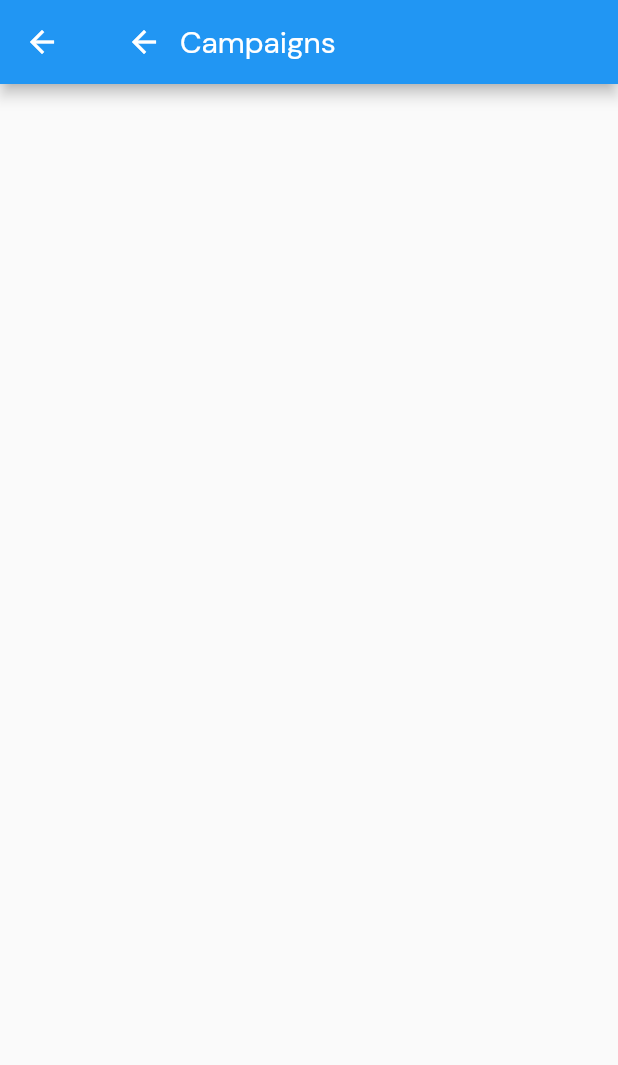
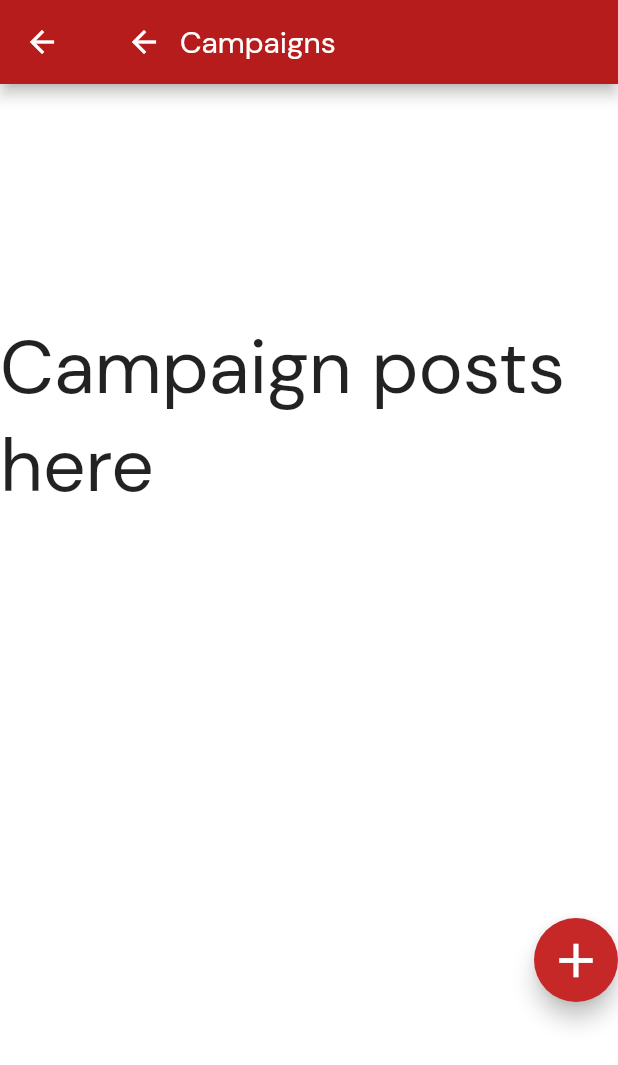
Before and after one commit to TharinduBasnayaka/nobel_red_flutter_app, a Flutter app: the Campaigns screen opened by its route, on a phone screen of 412 x 824 dp. Shown: the top 1065 px of the screen. Run offline on Flutter 3.47's test engine with Material 2 defaults, Android fonts, the phone set to English and light mode, and no system bars; our stand-ins replace carousel_pro.

```diff
--- a/lib/main.dart
+++ b/lib/main.dart
@@ -7,6 +7,8 @@ import 'package:nobel_red/pages/loginWithGoogle.dart';
 import 'package:nobel_red/pages/loginWithTwitter.dart';
 import 'package:nobel_red/pages/Posts.dart';
 import 'package:nobel_red/pages/campaigns.dart';
+import 'package:nobel_red/pages/add_bloodRequsets.dart';
+import 'package:nobel_red/pages/add_campaigns.dart';
 
 void main() => runApp(MaterialApp(
       initialRoute: '/',
@@ -19,5 +21,7 @@ void main() => runApp(MaterialApp(
         '/loginTwitter': (context) => LoginWithTwitter(),
         '/posts': (context) => Posts(),
         '/campaigns': (context) => Campaigns(),
+        '/addcampaigns': (context) => Addcampaigns(),
+        '/addbloodrequests': (context) => AddBloodRequests(),
       },
     ));
--- a/lib/pages/campaigns.dart
+++ b/lib/pages/campaigns.dart
@@ -9,7 +9,9 @@ class _CampaignsState extends State<Campaigns> {
   @override
   Widget build(BuildContext context) {
     return Scaffold(
+      backgroundColor: Colors.white,
       appBar: AppBar(
+        backgroundColor: Colors.red[900],
         title: Center(
           child: Row(
             children: <Widget>[
@@ -30,6 +32,36 @@ class _CampaignsState extends State<Campaigns> {
           ),
         ),
       ),
+      body: Center(
+        child: Column(
+          mainAxisAlignment: MainAxisAlignment.center,
+          crossAxisAlignment: CrossAxisAlignment.end,
+          children: <Widget>[
+            SizedBox(
+              height: 400.0,
+              width: MediaQuery.of(context).size.width,
+              child: Text(
+                "Campaign posts here",
+                style: TextStyle(
+                  fontFamily: "DMSans",
+                  fontSize: 50.0,
+                ),
+              ),
+            ),
+            FloatingActionButton(
+              onPressed: () {
+                Navigator.pushReplacementNamed(context, "/addcampaigns");
+              },
+              backgroundColor: Colors.red[800],
+              child: Icon(
+                Icons.add,
+                size: 38.0,
+                color: Colors.white,
+              ),
+            )
+          ],
+        ),
+      ),
     );
   }
 }
--- a/lib/pages/home.dart
+++ b/lib/pages/home.dart
@@ -11,7 +11,7 @@ class _HomeState extends State<Home> {
   @override
   Widget build(BuildContext context) {
     return Scaffold(
-        backgroundColor: Colors.grey[350],
+        backgroundColor: Colors.white,
         appBar: AppBar(
           automaticallyImplyLeading: false,
           backgroundColor: Colors.red[900],
@@ -74,7 +74,7 @@ class _HomeState extends State<Home> {
                 children: <Widget>[
                   SizedBox(
                     height: 200.0, //there is problem in this option
-                    width: 360.0,
+                    width: MediaQuery.of(context).size.width,
                     //width doesn't change according to the device.it has to be fix
                     child: Carousel(
                       images: [
@@ -107,7 +107,7 @@ class _HomeState extends State<Home> {
     } else if (choice == Constants.settings) {
       Navigator.pushReplacementNamed(context, '/posts');
     } else {
-      Navigator.pushReplacementNamed(context, '/posts');
+      Navigator.pushReplacementNamed(context, '/login');
     }
   }
 }
--- a/lib/pages/login.dart
+++ b/lib/pages/login.dart
@@ -11,7 +11,7 @@ class _LoginState extends State<Login> {
   @override
   Widget build(BuildContext context) {
     return Scaffold(
-        backgroundColor: Colors.grey[300],
+        backgroundColor: Colors.white,
         appBar: AppBar(
           automaticallyImplyLeading: false,
           backgroundColor: Colors.red[700],
@@ -96,6 +96,7 @@ class _LoginState extends State<Login> {
                 highlightColor: Colors.red[400],
                 highlightElevation: 10.0,
                 hoverElevation: 20,
+                elevation: 10.0,
               ),
 
               Divider(
--- a/lib/pages/loginWithFacebook.dart
+++ b/lib/pages/loginWithFacebook.dart
@@ -9,9 +9,9 @@ class _LoginWithFacebookState extends State<LoginWithFacebook> {
   @override
   Widget build(BuildContext context) {
     return Scaffold(
-      backgroundColor: Colors.grey[300],
+      backgroundColor: Colors.white,
       appBar: AppBar(
-        backgroundColor: Colors.red[700],
+        backgroundColor: Colors.red[900],
         title: Center(
           child: Row(
             mainAxisAlignment: MainAxisAlignment.start,
--- a/lib/pages/loginWithGoogle.dart
+++ b/lib/pages/loginWithGoogle.dart
@@ -9,9 +9,9 @@ class _LoginWithGoogleState extends State<LoginWithGoogle> {
   @override
   Widget build(BuildContext context) {
     return Scaffold(
-      backgroundColor: Colors.grey[300],
+      backgroundColor: Colors.white,
       appBar: AppBar(
-        backgroundColor: Colors.red[700],
+        backgroundColor: Colors.red[900],
         title: Center(
           child: Row(
             mainAxisAlignment: MainAxisAlignment.start,
--- a/lib/pages/loginWithTwitter.dart
+++ b/lib/pages/loginWithTwitter.dart
@@ -9,9 +9,9 @@ class _LoginWithTwitterState extends State<LoginWithTwitter> {
   @override
   Widget build(BuildContext context) {
     return Scaffold(
-      backgroundColor: Colors.grey[300],
+      backgroundColor: Colors.white,
       appBar: AppBar(
-        backgroundColor: Colors.red[700],
+        backgroundColor: Colors.red[900],
         title: Center(
           child: Row(
             mainAxisAlignment: MainAxisAlignment.start,
--- a/lib/pages/welcome.dart
+++ b/lib/pages/welcome.dart
@@ -9,7 +9,7 @@ class _WelcomeState extends State<Welcome> {
   @override
   Widget build(BuildContext context) {
     return Scaffold(
-      backgroundColor: Colors.grey[300],
+      backgroundColor: Colors.white,
       body: Container(
         child: Column(
           crossAxisAlignment: CrossAxisAlignment.center,
--- a/pubspec.yaml
+++ b/pubspec.yaml
@@ -24,6 +24,8 @@ dependencies:
   # Use with the CupertinoIcons class for iOS style icons.
   cupertino_icons: ^0.1.2
   carousel_pro: ^1.0.0
+  cloud_firestore:
+  firebase: ^7.1.0
 
 dev_dependencies:
   flutter_test:
```
Also changed, not shown: lib/pages/Posts.dart (+40 -0 lines), lib/pages/add_bloodRequsets.dart (added, +52 -0 lines), lib/pages/add_campaigns.dart (added, +41 -0 lines), pubspec.lock, 3 other files.
